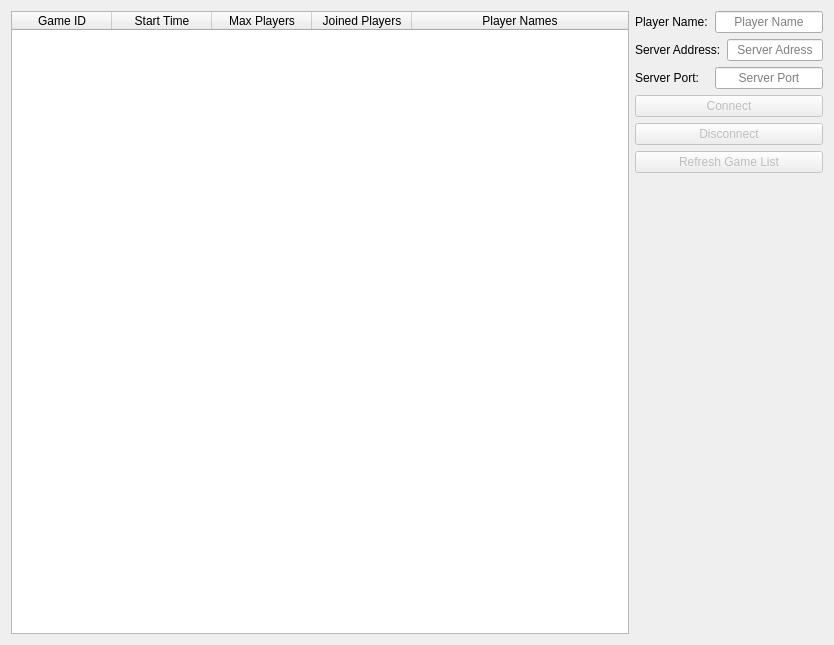
The window that client/lobby.ui (johankytt/SudokuMP) describes before a commit, drawn with Qt 5.
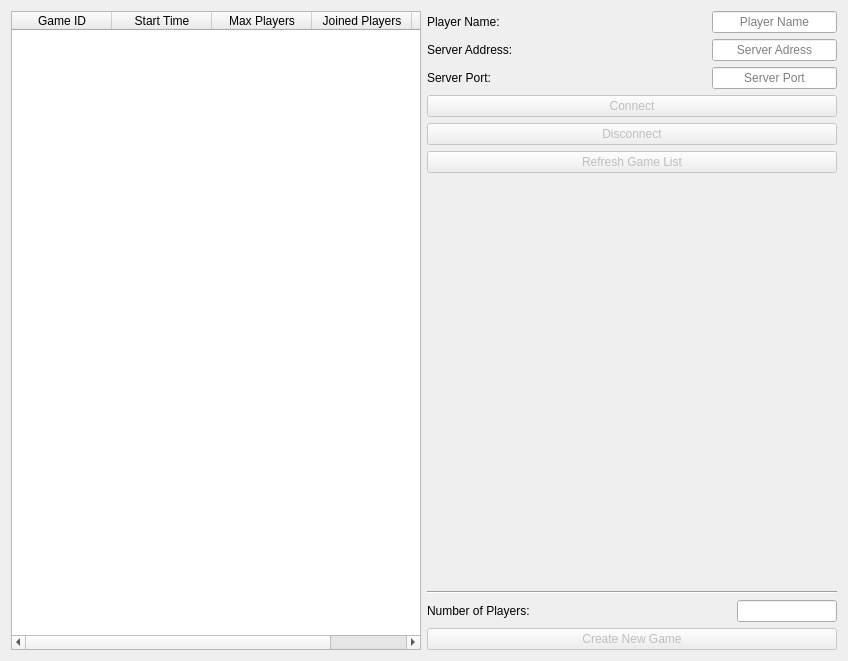
The same window after the commit.

Commit message: Added server side game creation, closes #2. Implemented client side new game request, closes #1

Diff of the .ui file:
```diff
--- a/client/lobby.ui
+++ b/client/lobby.ui
@@ -6,8 +6,8 @@
    <rect>
     <x>0</x>
     <y>0</y>
-    <width>834</width>
-    <height>645</height>
+    <width>848</width>
+    <height>661</height>
    </rect>
   </property>
   <property name="windowTitle">
@@ -16,9 +16,6 @@
   <layout class="QHBoxLayout" name="horizontalLayout_4">
    <item>
     <widget class="QTableWidget" name="gameListTable">
-     <property name="sizeAdjustPolicy">
-      <enum>QAbstractScrollArea::AdjustToContents</enum>
-     </property>
      <property name="editTriggers">
       <set>QAbstractItemView::NoEditTriggers</set>
      </property>
@@ -73,12 +70,6 @@
       <layout class="QHBoxLayout" name="horizontalLayout">
        <item>
         <widget class="QLabel" name="label">
-         <property name="sizePolicy">
-          <sizepolicy hsizetype="Preferred" vsizetype="Preferred">
-           <horstretch>0</horstretch>
-           <verstretch>0</verstretch>
-          </sizepolicy>
-         </property>
          <property name="text">
           <string>Player Name:</string>
          </property>
@@ -86,12 +77,6 @@
        </item>
        <item>
         <widget class="QLineEdit" name="playerNameField">
-         <property name="sizePolicy">
-          <sizepolicy hsizetype="Maximum" vsizetype="Fixed">
-           <horstretch>0</horstretch>
-           <verstretch>0</verstretch>
-          </sizepolicy>
-         </property>
          <property name="maximumSize">
           <size>
            <width>125</width>
@@ -112,12 +97,6 @@
       <layout class="QHBoxLayout" name="horizontalLayout_2">
        <item>
         <widget class="QLabel" name="label_2">
-         <property name="sizePolicy">
-          <sizepolicy hsizetype="Preferred" vsizetype="Preferred">
-           <horstretch>0</horstretch>
-           <verstretch>0</verstretch>
-          </sizepolicy>
-         </property>
          <property name="text">
           <string>Server Address:</string>
          </property>
@@ -125,12 +104,6 @@
        </item>
        <item>
         <widget class="QLineEdit" name="addressField">
-         <property name="sizePolicy">
-          <sizepolicy hsizetype="Maximum" vsizetype="Fixed">
-           <horstretch>0</horstretch>
-           <verstretch>0</verstretch>
-          </sizepolicy>
-         </property>
          <property name="maximumSize">
           <size>
            <width>125</width>
@@ -151,12 +124,6 @@
       <layout class="QHBoxLayout" name="horizontalLayout_3">
        <item>
         <widget class="QLabel" name="label_3">
-         <property name="sizePolicy">
-          <sizepolicy hsizetype="Preferred" vsizetype="Preferred">
-           <horstretch>0</horstretch>
-           <verstretch>0</verstretch>
-          </sizepolicy>
-         </property>
          <property name="text">
           <string>Server Port:</string>
          </property>
@@ -164,12 +131,6 @@
        </item>
        <item>
         <widget class="QLineEdit" name="portField">
-         <property name="sizePolicy">
-          <sizepolicy hsizetype="Maximum" vsizetype="Fixed">
-           <horstretch>0</horstretch>
-           <verstretch>0</verstretch>
-          </sizepolicy>
-         </property>
          <property name="maximumSize">
           <size>
            <width>125</width>
@@ -232,6 +193,44 @@
        </property>
       </spacer>
      </item>
+     <item>
+      <widget class="Line" name="line">
+       <property name="orientation">
+        <enum>Qt::Horizontal</enum>
+       </property>
+      </widget>
+     </item>
+     <item>
+      <layout class="QHBoxLayout" name="horizontalLayout_5">
+       <item>
+        <widget class="QLabel" name="label_4">
+         <property name="text">
+          <string>Number of Players:</string>
+         </property>
+        </widget>
+       </item>
+       <item>
+        <widget class="QLineEdit" name="maxPlayersField">
+         <property name="maximumSize">
+          <size>
+           <width>100</width>
+           <height>16777215</height>
+          </size>
+         </property>
+        </widget>
+       </item>
+      </layout>
+     </item>
+     <item>
+      <widget class="QPushButton" name="newGameButton">
+       <property name="enabled">
+        <bool>false</bool>
+       </property>
+       <property name="text">
+        <string>Create New Game</string>
+       </property>
+      </widget>
+     </item>
     </layout>
    </item>
   </layout>
```
The commit also changes 9 other files.
